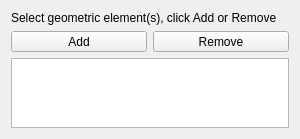
The window that src/Mod/Fem/Gui/TaskFemConstraintFixed.ui (southseact-3d/fcd) describes before a commit, drawn with Qt 5.
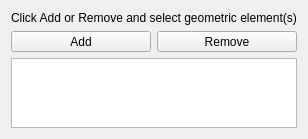
The same window after the commit.

```diff
--- a/src/Mod/Fem/Gui/TaskFemConstraintFixed.ui
+++ b/src/Mod/Fem/Gui/TaskFemConstraintFixed.ui
@@ -17,7 +17,7 @@
    <item>
     <widget class="QLabel" name="lbl_info">
      <property name="text">
-      <string>Select geometric element(s), click Add or Remove</string>
+      <string>Click Add or Remove and select geometric element(s)</string>
      </property>
     </widget>
    </item>
```
